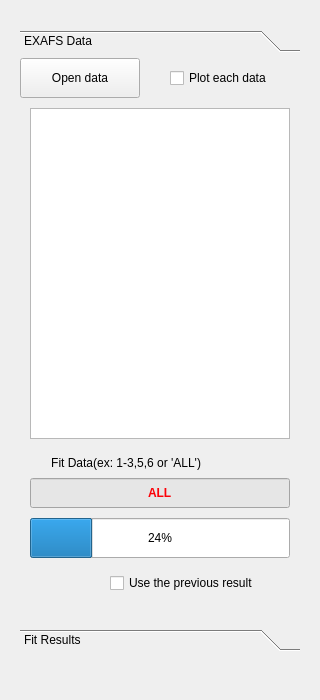
yohey-uemura/EXAFSfit_with_silx, file DataWidget.ui: the form before one commit.
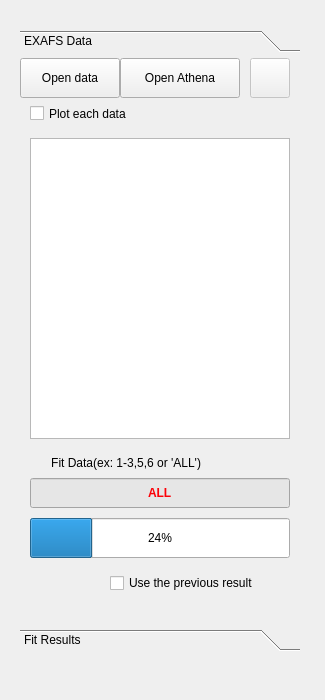
The form after the commit. Icons and pictures are not drawn.

Diff of the .ui file:
```diff
--- a/DataWidget.ui
+++ b/DataWidget.ui
@@ -6,7 +6,7 @@
    <rect>
     <x>0</x>
     <y>0</y>
-    <width>320</width>
+    <width>325</width>
     <height>700</height>
    </rect>
   </property>
@@ -50,9 +50,9 @@
      <property name="geometry">
       <rect>
        <x>10</x>
-       <y>50</y>
+       <y>80</y>
        <width>260</width>
-       <height>331</height>
+       <height>301</height>
       </rect>
      </property>
     </widget>
@@ -97,16 +97,16 @@
     <widget class="QCheckBox" name="cB_ploteach">
      <property name="geometry">
       <rect>
-       <x>150</x>
-       <y>0</y>
+       <x>10</x>
+       <y>40</y>
        <width>120</width>
-       <height>40</height>
+       <height>31</height>
       </rect>
      </property>
      <property name="minimumSize">
       <size>
        <width>120</width>
-       <height>40</height>
+       <height>30</height>
       </size>
      </property>
      <property name="text">
@@ -118,13 +118,13 @@
       <rect>
        <x>0</x>
        <y>0</y>
-       <width>120</width>
+       <width>100</width>
        <height>40</height>
       </rect>
      </property>
      <property name="minimumSize">
       <size>
-       <width>120</width>
+       <width>100</width>
        <height>40</height>
       </size>
      </property>
@@ -181,6 +181,57 @@
       <set>Qt::AlignRight|Qt::AlignTrailing|Qt::AlignVCenter</set>
      </property>
     </widget>
+    <widget class="QPushButton" name="pB_Open_athena">
+     <property name="geometry">
+      <rect>
+       <x>100</x>
+       <y>0</y>
+       <width>120</width>
+       <height>40</height>
+      </rect>
+     </property>
+     <property name="minimumSize">
+      <size>
+       <width>120</width>
+       <height>40</height>
+      </size>
+     </property>
+     <property name="maximumSize">
+      <size>
+       <width>160</width>
+       <height>40</height>
+      </size>
+     </property>
+     <property name="text">
+      <string>Open Athena</string>
+     </property>
+    </widget>
+    <widget class="QPushButton" name="pB_refresh">
+     <property name="enabled">
+      <bool>false</bool>
+     </property>
+     <property name="geometry">
+      <rect>
+       <x>230</x>
+       <y>0</y>
+       <width>40</width>
+       <height>40</height>
+      </rect>
+     </property>
+     <property name="text">
+      <string/>
+     </property>
+     <property name="icon">
+      <iconset>
+       <normaloff>reload.png</normaloff>reload.png</iconset>
+     </property>
+     <property name="iconSize">
+      <size>
+       <width>20</width>
+       <height>20</height>
+      </size>
+     </property>
+    </widget>
    </widget>
    <widget class="QWidget" name="page_4">
     <property name="geometry">
```
